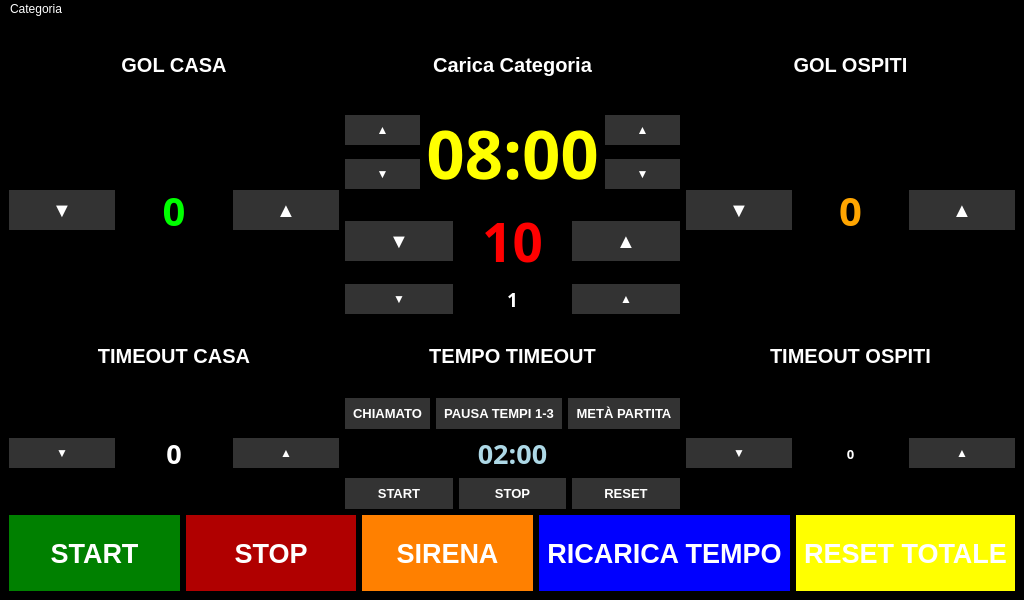
pythonpenguin/segnapunti_pallanuoto, file rasp5/gui/tabellone.ui: the form before one commit.
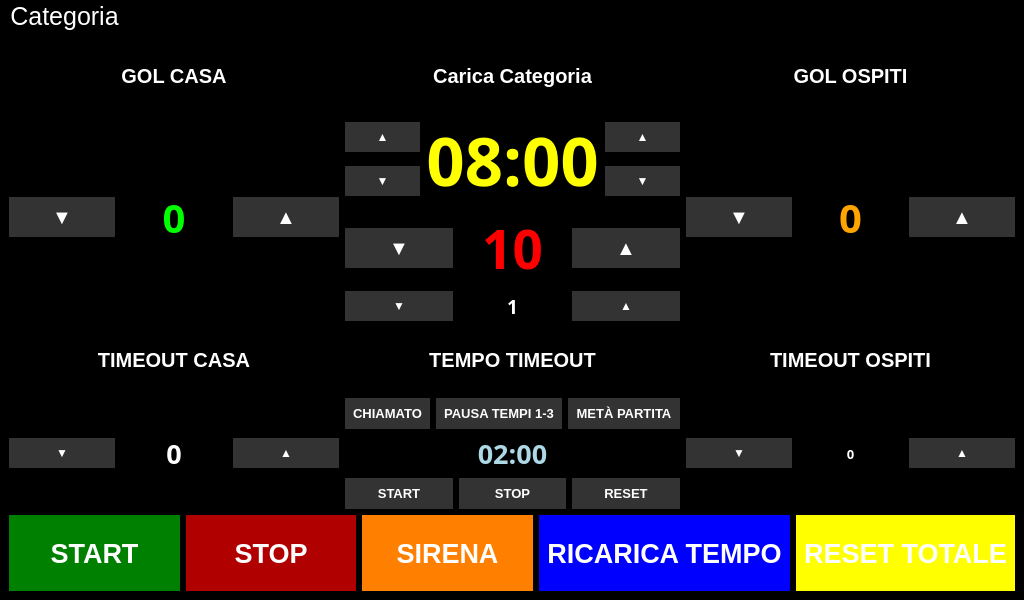
The form after the commit.

The edit to the form file:
```diff
--- a/rasp5/gui/tabellone.ui
+++ b/rasp5/gui/tabellone.ui
@@ -33,8 +33,9 @@
                 #buttonStop { background-color: #B00000; min-height: 60px; font-size: 20pt; font-weight: bold; }
                 #buttonStop:pressed { background-color: #800000; min-height: 60px; font-size: 20pt; font-weight: bold; }
                 #buttonSirena { background-color: #FF8000; min-height: 60px; font-size: 20pt; font-weight: bold; }
-                #buttonSirena:pressed { background-color: #CC6600; min-height: 60px; font-size: 20pt; font-weight: bold; }
-                #buttonTimeReload { background-color: blue;  min-height: 60px; font-size: 20pt; font-weight: bold; }
+                #buttonSirena:pressed { background-color: #CC6600; min-height: 60px; font-size: 20pt; font-weight: bold;
+                }
+                #buttonTimeReload { background-color: blue; min-height: 60px; font-size: 20pt; font-weight: bold; }
                 #buttonReset { background-color: yellow; min-height: 60px; font-size: 20pt; font-weight: bold; }
                 #buttonReset:pressed { background-color: yellow;  min-height: 60px; font-size: 20pt; font-weight: bold; }
                 QPushButton[text="▲"], QPushButton[text="▼"] {
@@ -45,6 +46,13 @@
                 font-size: 25pt;
                 padding: 0px;
                 }
+                QMenuBar {
+                font-size: 25px;
+                }
+                QMenu {
+                font-size: 32px;
+                }
+
 
             </string>
         </property>
@@ -639,7 +647,7 @@
         </widget>
 
         <widget class="QMenuBar" name="menubar">
-            <addaction name="menuCategoria" />
+            <addaction name="menuCategoria"/>
         </widget>
 
         <widget class="QMenu" name="menuCategoria">
```
Left out of the diff: 26 changed lines with no effect on the pictures.
